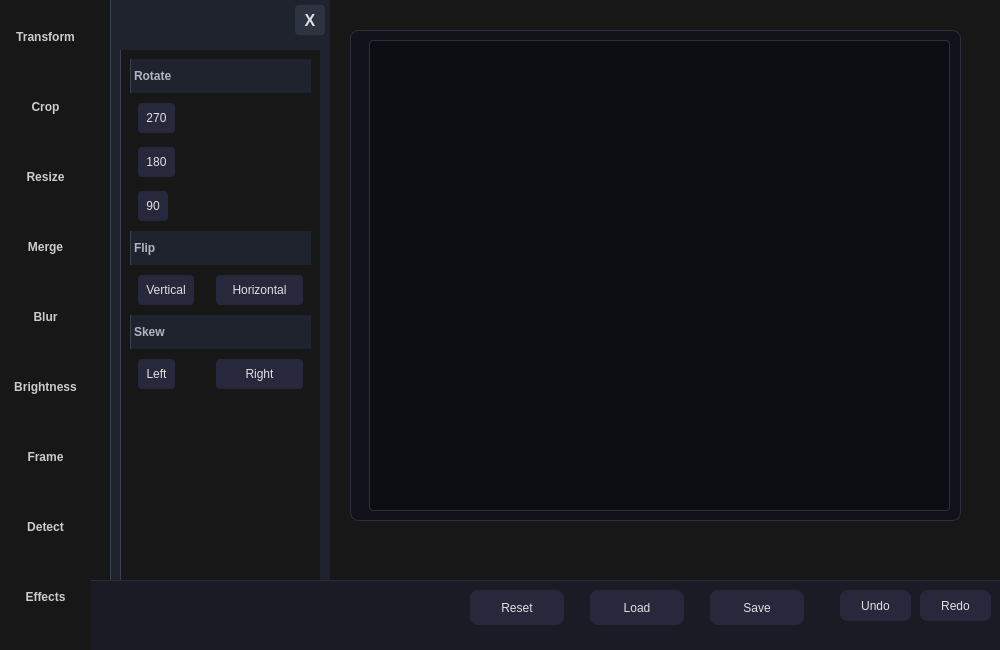
Abdelhamid-El-rashidy/RGBit, file mainwindow.ui: the form before one commit.
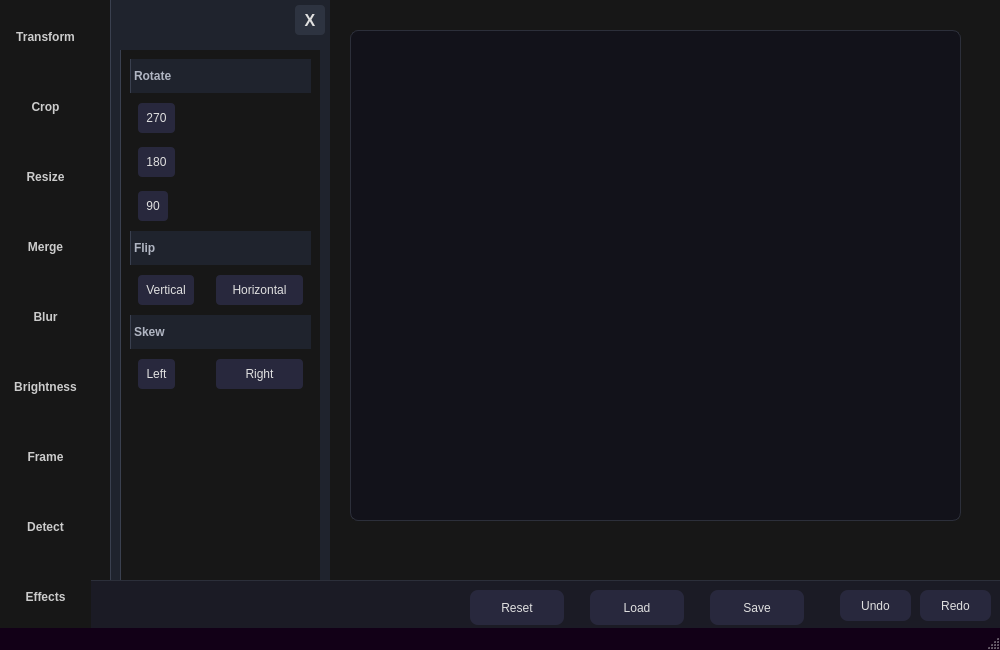
The form after the commit. The open tabs and pages were chosen to show the change. Custom widgets are drawn as their Qt base class.

Commit message: Image displayer

```diff
--- a/mainwindow.ui
+++ b/mainwindow.ui
@@ -373,37 +373,19 @@
       QLabel { background-color: #0d0d14; border-radius: 4px; }
      </string>
     </property>
-    <widget class="QLabel" name="filteredLabel">
+    <widget class="ImageView" name="imageView">
      <property name="geometry">
       <rect>
-       <x>19</x>
-       <y>10</y>
+       <x>15</x>
+       <y>20</y>
        <width>581</width>
-       <height>471</height>
+       <height>441</height>
       </rect>
      </property>
-     <property name="text">
-      <string/>
+     <property name="styleSheet">
+      <string notr="true">border: none;</string>
      </property>
-     <property name="scaledContents">
-      <bool>true</bool>
-     </property>
     </widget>
-    <widget class="QLabel" name="originalLabel">
-     <property name="geometry">
-      <rect>
-       <x>19</x>
-       <y>10</y>
-       <width>581</width>
-       <height>471</height>
-      </rect>
-     </property>
-     <property name="scaledContents">
-      <bool>true</bool>
-     </property>
-    </widget>
-    <zorder>originalLabel</zorder>
-    <zorder>filteredLabel</zorder>
    </widget>
    <widget class="QFrame" name="Bottombar">
     <property name="geometry">
@@ -676,7 +658,7 @@
       </rect>
      </property>
      <property name="currentIndex">
-      <number>0</number>
+      <number>2</number>
      </property>
      <widget class="QWidget" name="effectsPage">
       <layout class="QVBoxLayout" name="effectsLayout">
@@ -1293,7 +1275,15 @@
    <zorder>Displayer</zorder>
    <zorder>mainbar</zorder>
   </widget>
+  <widget class="QStatusBar" name="statusBar"/>
  </widget>
+ <customwidgets>
+  <customwidget>
+   <class>ImageView</class>
+   <extends>QGraphicsView</extends>
+   <header>imageview.h</header>
+  </customwidget>
+ </customwidgets>
  <resources/>
  <connections/>
 </ui>
```
The commit also changes 9 other files.
